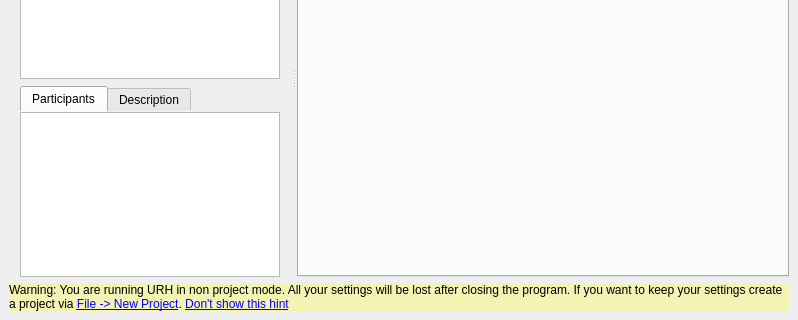
The window that ui/main.ui (jopohl/urh) describes before a commit, drawn with Qt 5; both pictures show x 0 to 798 and y 149 to 469 of the 798 by 469 pixel window.
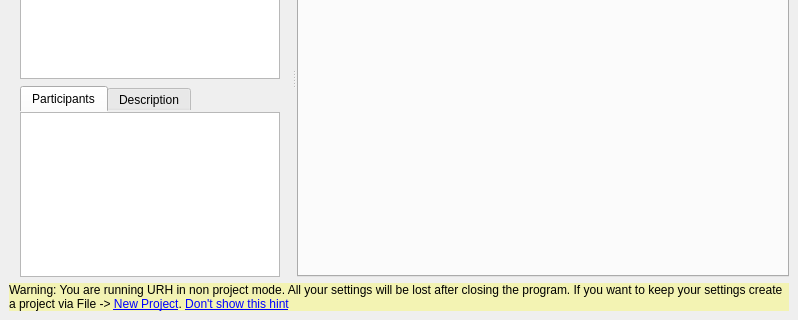
The same window after the commit. Icons and pictures are not drawn. Custom widgets are drawn as their Qt base class.

Commit message: fix link aesthetics

The edit to the form file:
```diff
--- a/ui/main.ui
+++ b/ui/main.ui
@@ -307,7 +307,7 @@
        <string notr="true">background: rgba(255,255,0,64)</string>
       </property>
       <property name="text">
-       <string>&lt;html&gt;&lt;head/&gt;&lt;body&gt;&lt;p&gt;Warning: You are running URH in non project mode. All your settings will be lost after closing the program. If you want to keep your settings create a project via &lt;a href=&quot;open_new_project_dialog&quot;&gt;&lt;span style=&quot; text-decoration: underline; color:#0000ff;&quot;&gt;File -&amp;gt; New Project&lt;/span&gt;&lt;/a&gt;. &lt;a href=&quot;dont_show_non_project_again&quot;&gt;&lt;span style=&quot; text-decoration: underline; color:#0000ff;&quot;&gt;Don't show this hint&lt;/span&gt;&lt;/a&gt;&lt;/p&gt;&lt;/body&gt;&lt;/html&gt;</string>
+       <string>&lt;html&gt;&lt;head/&gt;&lt;body&gt;&lt;p&gt;Warning: You are running URH in non project mode. All your settings will be lost after closing the program. If you want to keep your settings create a project via File -&amp;gt; &lt;a href=&quot;open_new_project_dialog&quot;&gt;&lt;span style=&quot; text-decoration: underline; color:#0000ff;&quot;&gt;New Project&lt;/span&gt;&lt;/a&gt;. &lt;a href=&quot;dont_show_non_project_again&quot;&gt;&lt;span style=&quot; text-decoration: underline; color:#0000ff;&quot;&gt;Don't show this hint&lt;/span&gt;&lt;/a&gt;&lt;/p&gt;&lt;/body&gt;&lt;/html&gt;</string>
       </property>
       <property name="wordWrap">
        <bool>true</bool>
```
The commit also changes 1 other file.
